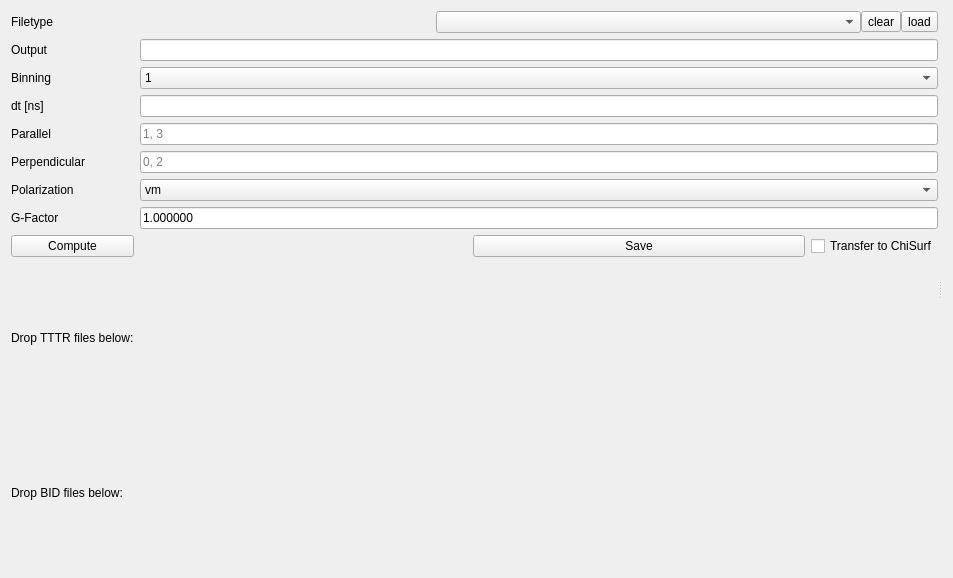
This is chisurf/plugins/microtime_histogram/wizard.ui in Fluorescence-Tools/chisurf as Qt 5 draws it before an edit. The edited form follows.
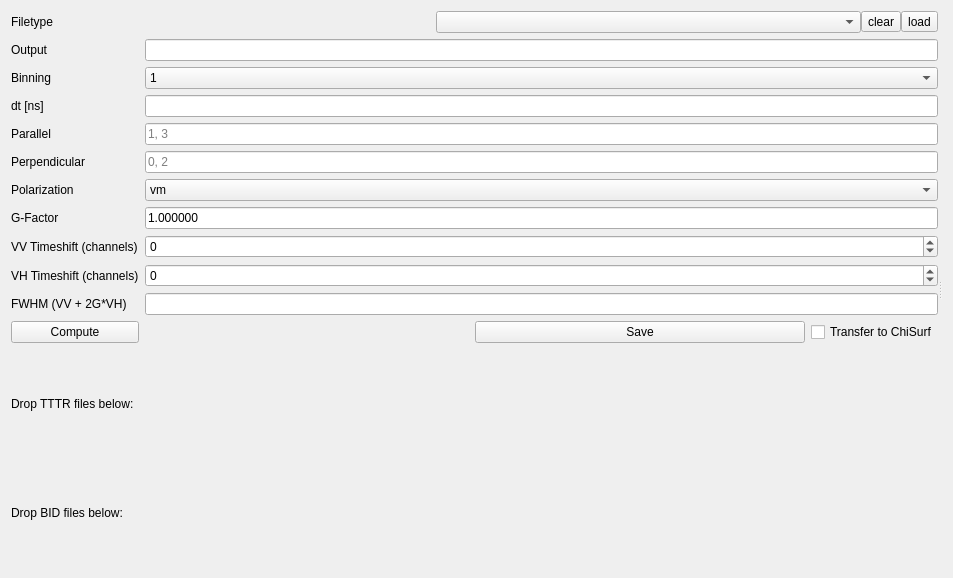
This is the edited form.

Commit message:
Add time-shift configuration and FWHM calculation for microtime histograms
- Introduced UI elements for VV and VH timeshifts and FWHM display.
- Added properties and logic to enable dynamic timeshift updates.
- Implemented FWHM calculation based on combined VV + 2G*VH histogram.
- Enhanced plotting to reflect updated histograms and cumulative data.

The edit to the form file:
```diff
--- a/chisurf/plugins/microtime_histogram/wizard.ui
+++ b/chisurf/plugins/microtime_histogram/wizard.ui
@@ -73,7 +73,79 @@
          </property>
         </widget>
        </item>
+       <item row="8" column="0">
+        <widget class="QLabel" name="label_timeshift_vv">
+         <property name="text">
+          <string>VV Timeshift (channels)</string>
+         </property>
+        </widget>
+       </item>
        <item row="8" column="1">
+        <widget class="QSpinBox" name="spinBox_timeshift_vv">
+         <property name="sizePolicy">
+          <sizepolicy hsizetype="Minimum" vsizetype="Fixed">
+           <horstretch>0</horstretch>
+           <verstretch>0</verstretch>
+          </sizepolicy>
+         </property>
+         <property name="minimum">
+          <number>-1000</number>
+         </property>
+         <property name="maximum">
+          <number>1000</number>
+         </property>
+         <property name="value">
+          <number>0</number>
+         </property>
+        </widget>
+       </item>
+       <item row="9" column="0">
+        <widget class="QLabel" name="label_timeshift_vh">
+         <property name="text">
+          <string>VH Timeshift (channels)</string>
+         </property>
+        </widget>
+       </item>
+       <item row="9" column="1">
+        <widget class="QSpinBox" name="spinBox_timeshift_vh">
+         <property name="sizePolicy">
+          <sizepolicy hsizetype="Minimum" vsizetype="Fixed">
+           <horstretch>0</horstretch>
+           <verstretch>0</verstretch>
+          </sizepolicy>
+         </property>
+         <property name="minimum">
+          <number>-1000</number>
+         </property>
+         <property name="maximum">
+          <number>1000</number>
+         </property>
+         <property name="value">
+          <number>0</number>
+         </property>
+        </widget>
+       </item>
+       <item row="10" column="0">
+        <widget class="QLabel" name="label_fwhm">
+         <property name="text">
+          <string>FWHM (VV + 2G*VH)</string>
+         </property>
+        </widget>
+       </item>
+       <item row="10" column="1">
+        <widget class="QLineEdit" name="lineEdit_fwhm">
+         <property name="sizePolicy">
+          <sizepolicy hsizetype="Minimum" vsizetype="Fixed">
+           <horstretch>0</horstretch>
+           <verstretch>0</verstretch>
+          </sizepolicy>
+         </property>
+         <property name="readOnly">
+          <bool>true</bool>
+         </property>
+        </widget>
+       </item>
+       <item row="11" column="1">
         <layout class="QHBoxLayout" name="horizontalLayout_3">
          <item>
           <spacer name="horizontalSpacer">
@@ -127,7 +199,7 @@
          </property>
         </widget>
        </item>
-       <item row="11" column="0">
+       <item row="13" column="0">
         <widget class="QLabel" name="label_8">
          <property name="text">
           <string>Drop BID files below:</string>
@@ -153,7 +225,7 @@
        <item row="12" column="0" colspan="2">
         <layout class="QVBoxLayout" name="verticalLayout_5"/>
        </item>
-       <item row="8" column="0">
+       <item row="11" column="0">
         <widget class="QPushButton" name="pushButton">
          <property name="text">
           <string>Compute</string>
@@ -274,7 +346,7 @@
          </item>
         </widget>
        </item>
-       <item row="9" column="0">
+       <item row="12" column="0">
         <widget class="QLabel" name="label_7">
          <property name="text">
           <string>Drop TTTR files below:</string>
@@ -308,7 +380,7 @@
          </property>
         </widget>
        </item>
-       <item row="10" column="0" colspan="2">
+       <item row="13" column="0" colspan="2">
         <layout class="QVBoxLayout" name="verticalLayout_3"/>
        </item>
       </layout>
```
Left out of the diff: 5 changed lines with no effect on the pictures. The commit also changes 1 other file.
